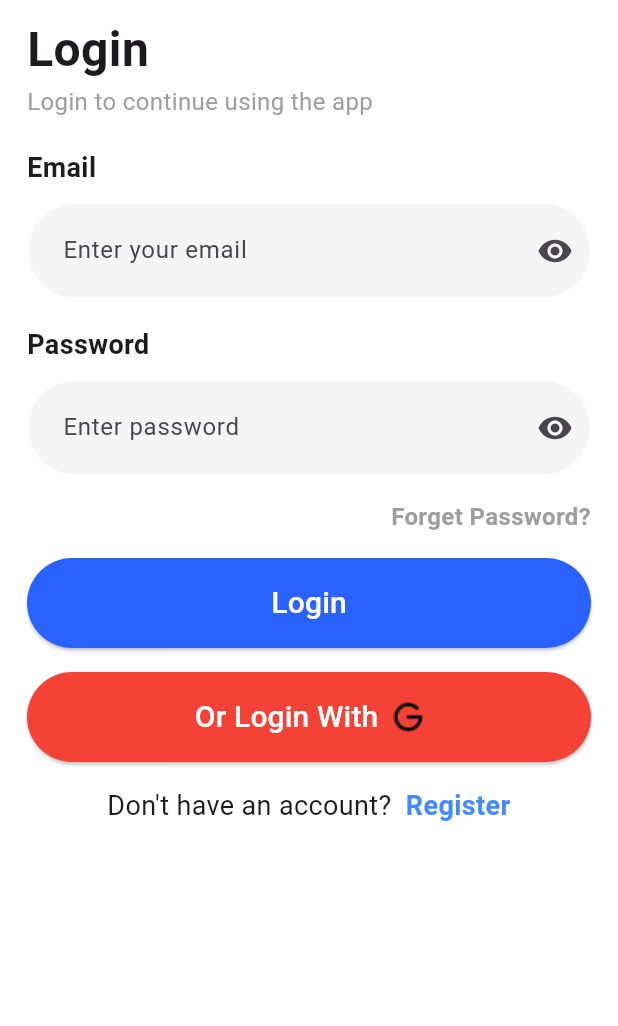
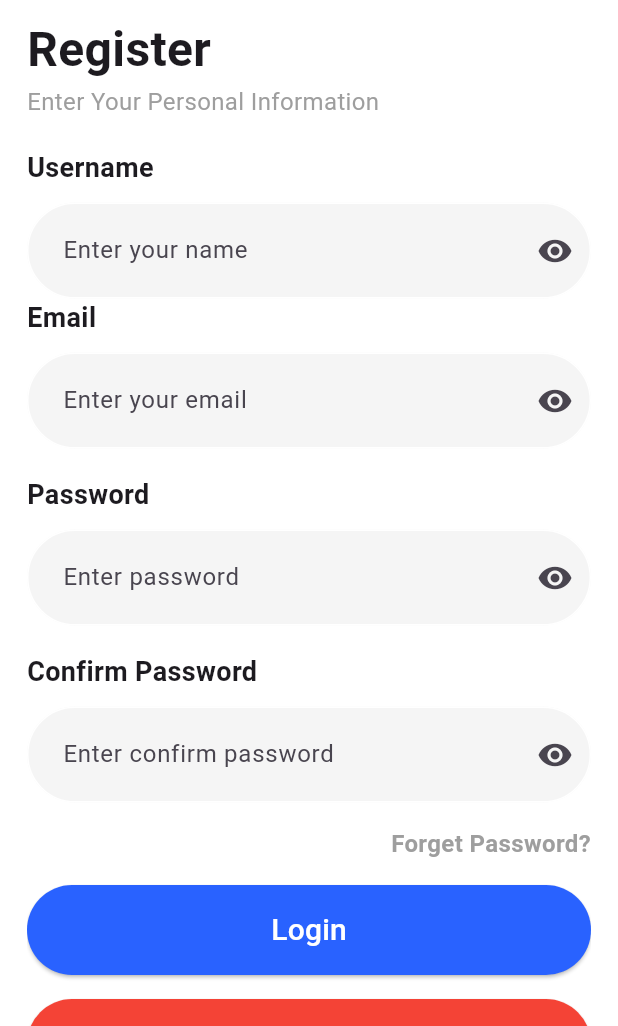
Before and after one commit to MoAbdullahConQ/auth, a Flutter app: the screen it shows after launch, on a phone screen of 412 x 824 dp, the part 210-1236 px from its top. Run offline on Flutter 3.47's test engine with Material 3 defaults, Android fonts, the light colour scheme and no system bars; our stand-ins replace firebase_core; accounts and stored records are empty.

Commit message:
create register

```diff
--- a/lib/auth/register.dart
+++ b/lib/auth/register.dart
@@ -0,0 +1,114 @@
+import 'package:flutter/material.dart';
+import 'package:flutter_course_wael/components/custom_button_auth.dart';
+import 'package:flutter_course_wael/components/custom_logo_auth.dart';
+import 'package:flutter_course_wael/components/textformfield.dart';
+
+class Register extends StatefulWidget {
+  const Register({super.key});
+
+  @override
+  State<Register> createState() => _RegisterState();
+}
+
+class _RegisterState extends State<Register> {
+  TextEditingController email = TextEditingController();
+  TextEditingController pass = TextEditingController();
+
+  @override
+  Widget build(BuildContext context) {
+    return Scaffold(
+      backgroundColor: Colors.white,
+      body: Padding(
+        padding: const EdgeInsets.symmetric(horizontal: 18),
+        child: ListView(
+          children: [
+            const SizedBox(height: 20),
+            const CustomLogoAuth(),
+            const SizedBox(height: 10),
+            const Text(
+              'Register',
+              style: TextStyle(fontSize: 32, fontWeight: FontWeight.bold),
+            ),
+            const Text('Enter Your Personal Information',
+                style: TextStyle(color: Colors.grey, fontSize: 16)),
+            const SizedBox(height: 20),
+            const Text('Username',
+                style: TextStyle(fontSize: 18, fontWeight: FontWeight.bold)),
+            const SizedBox(height: 10),
+            CustomTextform(hint: 'Enter your name', myController: email),
+            const Text('Email',
+                style: TextStyle(fontSize: 18, fontWeight: FontWeight.bold)),
+            const SizedBox(height: 10),
+            CustomTextform(hint: 'Enter your email', myController: email),
+            const SizedBox(height: 18),
+            const Text('Password',
+                style: TextStyle(fontSize: 18, fontWeight: FontWeight.bold)),
+            const SizedBox(height: 10),
+            CustomTextform(hint: 'Enter password', myController: pass),
+            const SizedBox(height: 18),
+            const Text('Confirm Password',
+                style: TextStyle(fontSize: 18, fontWeight: FontWeight.bold)),
+            const SizedBox(height: 10),
+            CustomTextform(hint: 'Enter confirm password', myController: pass),
+            const SizedBox(height: 16),
+            const SizedBox(
+              width: double.infinity,
+              child: Text('Forget Password?',
+                  textAlign: TextAlign.end,
+                  style: TextStyle(
+                      color: Colors.grey,
+                      fontSize: 16,
+                      fontWeight: FontWeight.bold)),
+            ),
+            const SizedBox(height: 16),
+            CustomButtonAuth(
+              text: 'Login',
+              onPressed: () {},
+            ),
+            const SizedBox(height: 16),
+            ElevatedButton(
+              onPressed: () {},
+              style: ElevatedButton.styleFrom(
+                  minimumSize: const Size(double.infinity, 60),
+                  backgroundColor: Colors.red.shade500),
+              child: Row(
+                mainAxisAlignment: MainAxisAlignment.center,
+                children: [
+                  const Text(
+                    'Or Login With',
+                    style: TextStyle(color: Colors.white, fontSize: 20),
+                    textAlign: TextAlign.center,
+                  ),
+                  const SizedBox(width: 10),
+                  Image.asset(
+                    'assets/google.png',
+                    color: Colors.black,
+                  )
+                ],
+              ),
+            ),
+            const SizedBox(height: 16),
+            InkWell(
+              onTap: () {},
+              child: const Text.rich(
+                textAlign: TextAlign.center,
+                TextSpan(children: [
+                  TextSpan(
+                      text: 'Don\'t have an account?',
+                      style: TextStyle(fontSize: 18)),
+                  TextSpan(
+                      text: '  Register',
+                      style: TextStyle(
+                          fontSize: 18,
+                          color: Colors.blueAccent,
+                          fontWeight: FontWeight.bold)),
+                ]),
+              ),
+            ),
+            const SizedBox(height: 30),
+          ],
+        ),
+      ),
+    );
+  }
+}
--- a/lib/main.dart
+++ b/lib/main.dart
@@ -1,6 +1,7 @@
 import 'package:flutter/material.dart';
 import 'package:firebase_core/firebase_core.dart';
 import 'package:flutter_course_wael/auth/login.dart';
+import 'package:flutter_course_wael/auth/register.dart';
 import 'firebase_options.dart';
 
 Future<void> main() async {
@@ -17,7 +18,7 @@ class MyApp extends StatelessWidget {
   @override
   Widget build(BuildContext context) {
     return const MaterialApp(
-      home: Login(),
+      home: Register(),
     );
   }
 }
```
